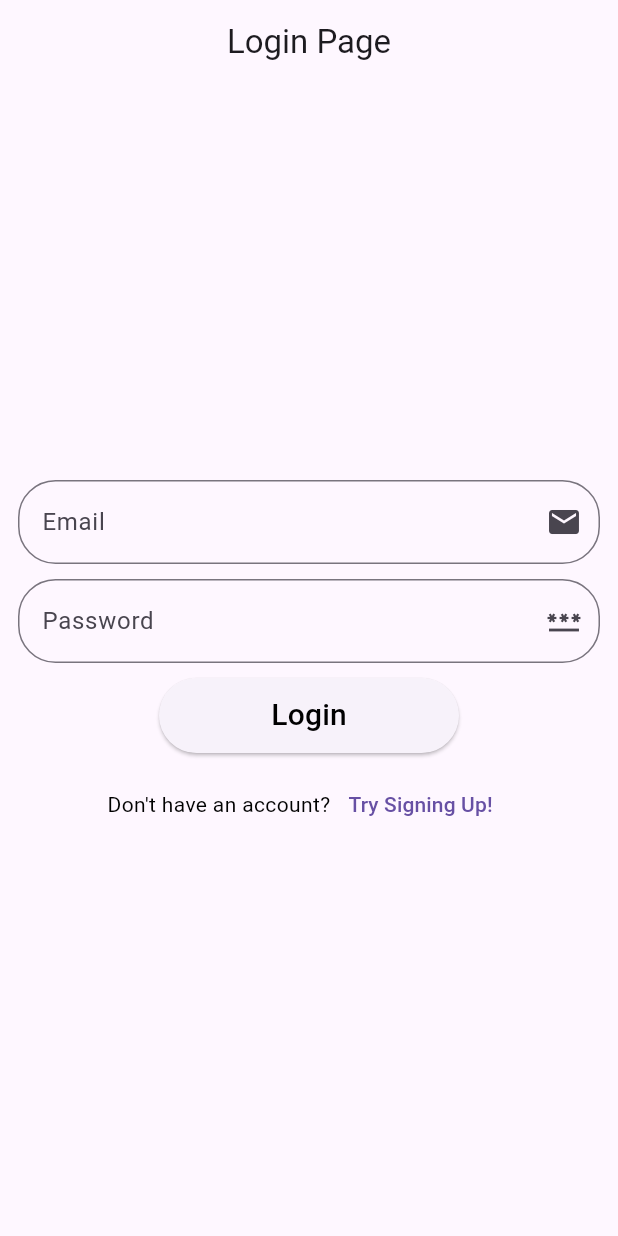
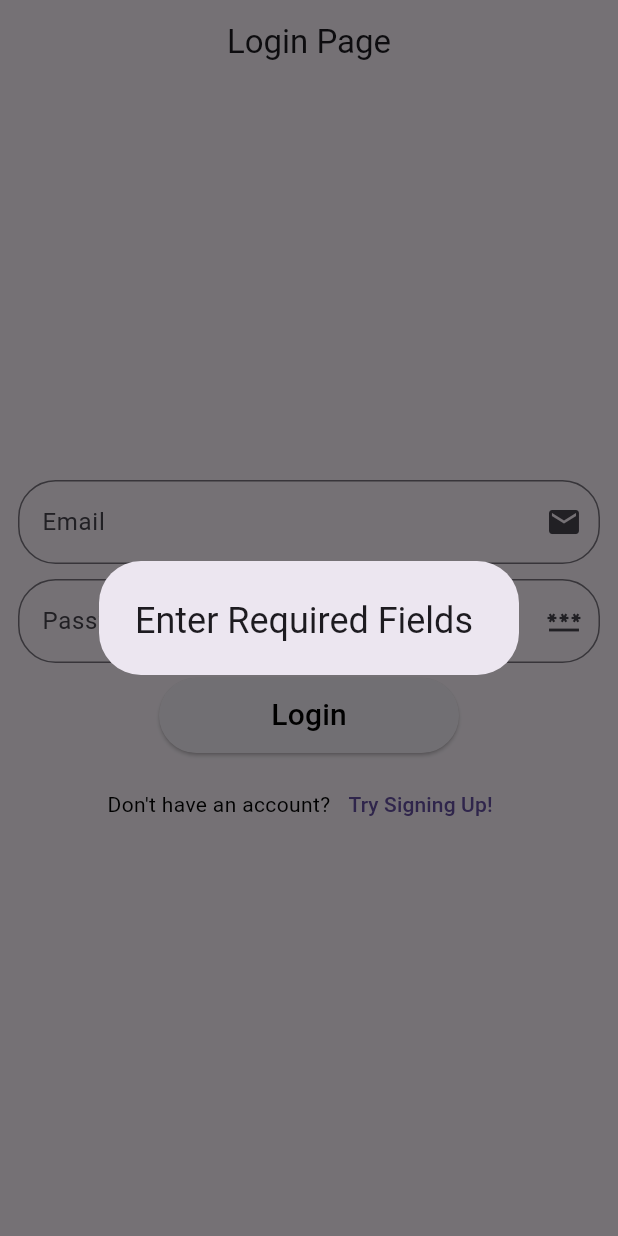
Before and after one commit to iamkrishnagupta/flutterbase, a Flutter app: the screen it shows after launch, after a tap on "Login", on a phone screen of 412 x 824 dp. Run offline on Flutter 3.47's test engine with Material 3 defaults, Android fonts, the phone set to English and light mode, and no system bars; our stand-ins replace firebase_auth, firebase_core; accounts and stored records are empty.

Commit message:
Login Done

```diff
--- a/lib/Auth/loginpage.dart
+++ b/lib/Auth/loginpage.dart
@@ -1,6 +1,8 @@
 import 'package:flutter/material.dart';
 import 'package:flutterbase/Auth/signuppage.dart';
 import 'package:flutterbase/Components/ui_components.dart';
+import 'package:firebase_auth/firebase_auth.dart';
+import 'package:flutterbase/homepage.dart';
 
 class LoginPage extends StatefulWidget {
   const LoginPage({super.key});
@@ -12,6 +14,33 @@ class LoginPage extends StatefulWidget {
 class _LoginPageState extends State<LoginPage> {
   TextEditingController emailController = TextEditingController();
   TextEditingController passwordController = TextEditingController();
+
+  login(String email, String password) async {
+     if (email.isEmpty || password.isEmpty) {
+      Components.customAlertBox(context, "Enter Required Fields");
+    } else {
+      try {
+        UserCredential userCredential = await FirebaseAuth.instance.signInWithEmailAndPassword(email: email, password: password);
+        Navigator.push(
+          context,
+          MaterialPageRoute(
+            builder: (context) => const HomePage(),
+          ),
+        );
+      }
+
+     on FirebaseAuthException catch (e) {
+        // Detailed error handling
+        Components.customAlertBox(
+            context, e.message ?? "An unknown error occurred with Firebase.");
+      } catch (e) {
+        // General error handling
+        Components.customAlertBox(
+            context, "An error occurred. Please try again.");
+      }
+    }
+  }
+
 
   @override
   Widget build(BuildContext context) {
@@ -44,10 +73,13 @@ class _LoginPageState extends State<LoginPage> {
               const SizedBox(
                 height: 10,
               ),
-              Components.customButton(
-                () {},
-                "Login",
-              ),
+             Components.customButton(
+                  () => login(
+                    emailController.text.trim(),
+                    passwordController.text.trim(),
+                  ),
+                  "Login",
+                ),
               const SizedBox(
                 height: 10,
               ),
--- a/lib/Auth/signuppage.dart
+++ b/lib/Auth/signuppage.dart
@@ -27,8 +27,8 @@ class _SignupPageState extends State<SignupPage> {
           password: password,
         );
 
-        // Assuming you want to navigate the user to HomePage after signing up
-        Navigator.pushReplacement(
+
+        Navigator.push(
           context,
           MaterialPageRoute(
             builder: (context) => const HomePage(),
@@ -57,7 +57,7 @@ class _SignupPageState extends State<SignupPage> {
         padding: const EdgeInsets.all(12.0),
         child: Center(
           child: SingleChildScrollView(
-            // Added SingleChildScrollView for better usability
+
             child: Column(
               mainAxisAlignment: MainAxisAlignment.center,
               children: [
```
Also changed, not shown: lib/homepage.dart (+3 -23 lines).
